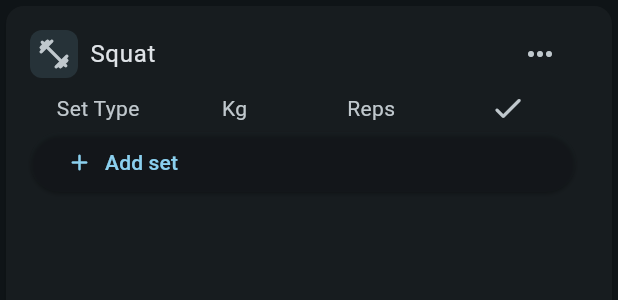
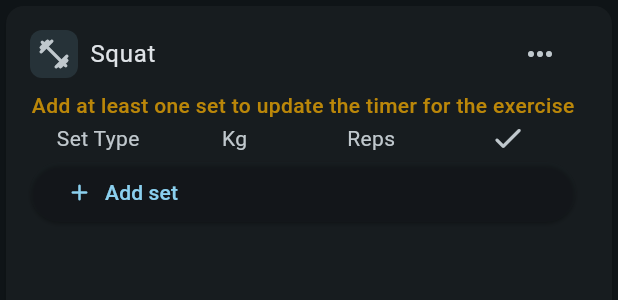
Before and after one commit to Caresle/frog-workout, a Flutter app: the ExerciseDisplayItem widget shown alone on an empty page, opened directly with sample values from the repository, on a phone screen of 412 x 824 dp. Shown: the top 300 px of the screen. Run offline on Flutter 3.47's test engine with Material 3 defaults, Android fonts, the light colour scheme and no system bars; our stand-ins replace fl_chart, go_router, shared_preferences, sqflite; accounts and stored records are empty.

Commit message:
feat: add update of rest time in workout display

```diff
--- a/lib/screens/workout_display_screen.dart
+++ b/lib/screens/workout_display_screen.dart
@@ -12,8 +12,7 @@ class WorkoutDisplayScreen extends StatelessWidget {
   WorkoutDisplayScreen({super.key, required this.id});
 
   void startTimer(duration) {
-    bottomTimerKey.currentState?.startTimer(60);
-    // bottomTimerKey.currentState?.startTimer(duration);
+    bottomTimerKey.currentState?.startTimer(duration);
   }
 
   @override
--- a/lib/widgets/widgets.dart
+++ b/lib/widgets/widgets.dart
@@ -33,6 +33,7 @@ export './workout_item/exercise_detail.dart';
 export './workout_display/exercise_display_list.dart';
 export './workout_display/exercise_display_item.dart';
 export './workout_display/finish_workout_session.dart';
+export './workout_display/exercise_display_rest_time.dart';
 
 // progress
 export './progress/progress_dashboard_cards.dart';
--- a/lib/widgets/workout_display/exercise_display_item.dart
+++ b/lib/widgets/workout_display/exercise_display_item.dart
@@ -7,6 +7,7 @@ import 'package:workouts_app/providers/workout_session_provider.dart';
 import 'package:workouts_app/widgets/widgets.dart';
 
 class ExerciseDisplayItem extends StatelessWidget {
+  final Workout workout;
   final Exercise exercise;
   final List<WorkoutDetailUi> details;
   final void Function(int duration)? onStartTimer;
@@ -15,6 +16,7 @@ class ExerciseDisplayItem extends StatelessWidget {
     super.key,
     required this.exercise,
     required this.details,
+    required this.workout,
     this.onStartTimer,
   });
 
@@ -25,7 +27,7 @@ class ExerciseDisplayItem extends StatelessWidget {
         title: _Header(exercise: exercise),
         subtitle: Column(
           children: [
-            // ExerciseDetailRestTime(),
+            ExerciseDisplayRestTime(workout: workout, exercise: exercise),
             Table(
               defaultVerticalAlignment: TableCellVerticalAlignment.middle,
               children: [
--- a/lib/widgets/workout_display/exercise_display_list.dart
+++ b/lib/widgets/workout_display/exercise_display_list.dart
@@ -23,6 +23,7 @@ class ExerciseDisplayList extends StatelessWidget {
             .toList();
 
         return ExerciseDisplayItem(
+          workout: workout,
           exercise: exercise,
           details: details,
           onStartTimer: onStartTimer,
--- /dev/null
+++ b/lib/widgets/workout_display/exercise_display_rest_time.dart
@@ -0,0 +1,126 @@
+import 'package:flutter/cupertino.dart';
+import 'package:flutter/material.dart';
+import 'package:go_router/go_router.dart';
+import 'package:provider/provider.dart';
+import 'package:workouts_app/domain/domain.dart';
+import 'package:workouts_app/providers/providers.dart';
+
+class ExerciseDisplayRestTime extends StatefulWidget {
+  final Workout workout;
+  final Exercise exercise;
+
+  const ExerciseDisplayRestTime({
+    super.key,
+    required this.workout,
+    required this.exercise,
+  });
+
+  @override
+  State<ExerciseDisplayRestTime> createState() =>
+      _ExerciseDisplayRestTimeState();
+}
+
+class _ExerciseDisplayRestTimeState extends State<ExerciseDisplayRestTime> {
+  Duration _duration = Duration(minutes: 0);
+
+  String getTimeFormat(int timeInSeconds) {
+    final duration = Duration(seconds: timeInSeconds);
+    final minutes = duration.inMinutes.remainder(60).toString().padLeft(2, '0');
+    final seconds = duration.inSeconds.remainder(60).toString().padLeft(2, '0');
+
+    return '$minutes:$seconds';
+  }
+
+  @override
+  Widget build(BuildContext context) {
+    final deviceSize = MediaQuery.of(context).size;
+    final workoutProvider = context.read<WorkoutSessionProvider>();
+    final details = widget.workout.details
+        .where((detail) => detail.idExercise == widget.exercise.id)
+        .toList();
+
+    if (details.isEmpty) {
+      return Text(
+        'Add at least one set to update the timer for the exercise',
+        style: TextStyle(
+          color: Colors.amber.shade600.withAlpha(180),
+          fontWeight: FontWeight.w500,
+        ),
+      );
+    }
+
+    return TextButton(
+      onPressed: () {
+        showModalBottomSheet(
+          context: context,
+          builder: (context) {
+            return Padding(
+              padding: const EdgeInsets.all(8.0),
+              child: SizedBox(
+                width: deviceSize.width,
+                height: deviceSize.height * 0.4,
+                child: Column(
+                  children: [
+                    const Text('Rest time', style: TextStyle(fontSize: 16)),
+                    const SizedBox(height: 16),
+                    CupertinoTimerPicker(
+                      initialTimerDuration: _duration,
+                      onTimerDurationChanged: (duration) {
+                        _duration = duration;
+                        setState(() {});
+                      },
+                      mode: CupertinoTimerPickerMode.ms,
+                    ),
+                    const SizedBox(height: 16),
+                    FilledButton(
+                      onPressed: () async {
+                        final details = widget.workout.details
+                            .where(
+                              (detail) =>
+                                  detail.idExercise == widget.exercise.id,
+                            )
+                            .toList();
+                        final newDetails = details
+                            .map(
+                              (detail) => detail.copyWith(
+                                restTime: _duration.inSeconds,
+                              ),
+                            )
+                            .toList();
+
+                        workoutProvider.updateWorkout(
+                          widget.workout.copyWith(details: newDetails),
+                        );
+
+                        _duration = Duration.zero;
+                        if (!context.mounted) return;
+                        context.pop();
+                      },
+                      child: Row(
+                        children: [
+                          Icon(Icons.check_rounded),
+                          const SizedBox(width: 8),
+                          Text('Save'),
+                        ],
+                      ),
+                    ),
+                  ],
+                ),
+              ),
+            );
+          },
+        );
+      },
+      child: Row(
+        children: [
+          Icon(Icons.timer_rounded, color: Colors.blue),
+          const SizedBox(width: 4),
+          Text(
+            getTimeFormat(details.firstOrNull?.restTime ?? 0),
+            style: TextStyle(color: Colors.blue, fontWeight: FontWeight.w500),
+          ),
+        ],
+      ),
+    );
+  }
+}
```
